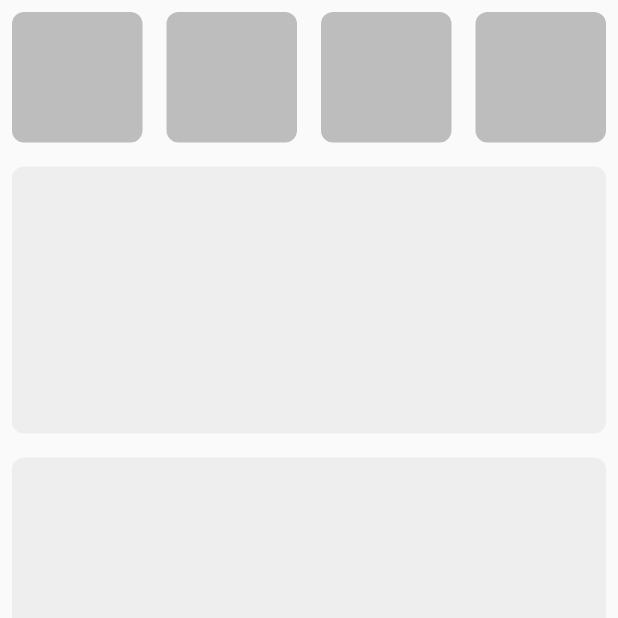
After one commit to Wratheus/MatrixOfPerformance, a Flutter app: the MainManagementPageDesktopLayout screen opened directly, on a phone screen of 412 x 824 dp, the top half of it. The commit adds this screen. Run offline on Flutter 3.47's test engine with Material 2 defaults, Android fonts, the phone set to English and light mode, and no system bars; our stand-ins replace bloc, flutter_bloc, flutter_secure_storage, supabase; accounts and stored records are empty.

Commit message:
ref: putting the code of MainManagementPage() to component widgets;

```diff
--- /dev/null
+++ b/flutter_matrix_of_skills/lib/src/feature/pages/main_management_page/widget/desktop_layout.dart
@@ -0,0 +1,57 @@
+import 'package:flutter/material.dart';
+import 'package:flutter_bloc/flutter_bloc.dart';
+
+import '../../../components/sample_box.dart';
+import '../../../components/sample_tile.dart';
+import '../cubit/main_management_page_cubit.dart';
+
+class MainManagementPageDesktopLayout extends StatelessWidget {
+  const MainManagementPageDesktopLayout({Key? key}) : super(key: key);
+
+  @override
+  Widget build(BuildContext context) {
+    return RefreshIndicator(
+      child: Scaffold(
+        body: SingleChildScrollView(
+          child: Row(
+              children: [
+                Expanded(
+                  flex: 6,
+                  child: Column(
+                    children: [
+                      AspectRatio(
+                        aspectRatio: 4,
+                        child: SizedBox(
+                          width: double.infinity,
+                          child: GridView.builder(
+                            itemCount: 4,
+                            gridDelegate:
+                            const SliverGridDelegateWithFixedCrossAxisCount(
+                                crossAxisCount: 4),
+                            itemBuilder: (context, index) {
+                              return SampleBox();
+                            },
+                          ),
+                        ),
+                      ),
+
+                      ListView.builder(
+                        shrinkWrap: true,
+                        itemCount: 3,
+                        itemBuilder: (context, index) {
+                          return const SampleTile();
+                        },
+                      ),
+                    ],
+                  ),
+                ),
+              ]
+          ),
+        ),
+      ),
+      onRefresh: () =>
+          context.read<MainManagementPageCubit>()
+              .reloadMainManagementPage(),
+    );
+  }
+}
```
Also changed, not shown: flutter_matrix_of_skills/lib/src/feature/components/sample_error_dialog.dart (added, +19 -0 lines), flutter_matrix_of_skills/lib/src/feature/components/sample_loading_page.dart (added, +14 -0 lines), flutter_matrix_of_skills/lib/src/feature/pages/main_management_page/main_management_page.dart (+8 -95 lines), flutter_matrix_of_skills/lib/src/feature/pages/main_management_page/widget/phone_layout.dart (added, +49 -0 lines).
